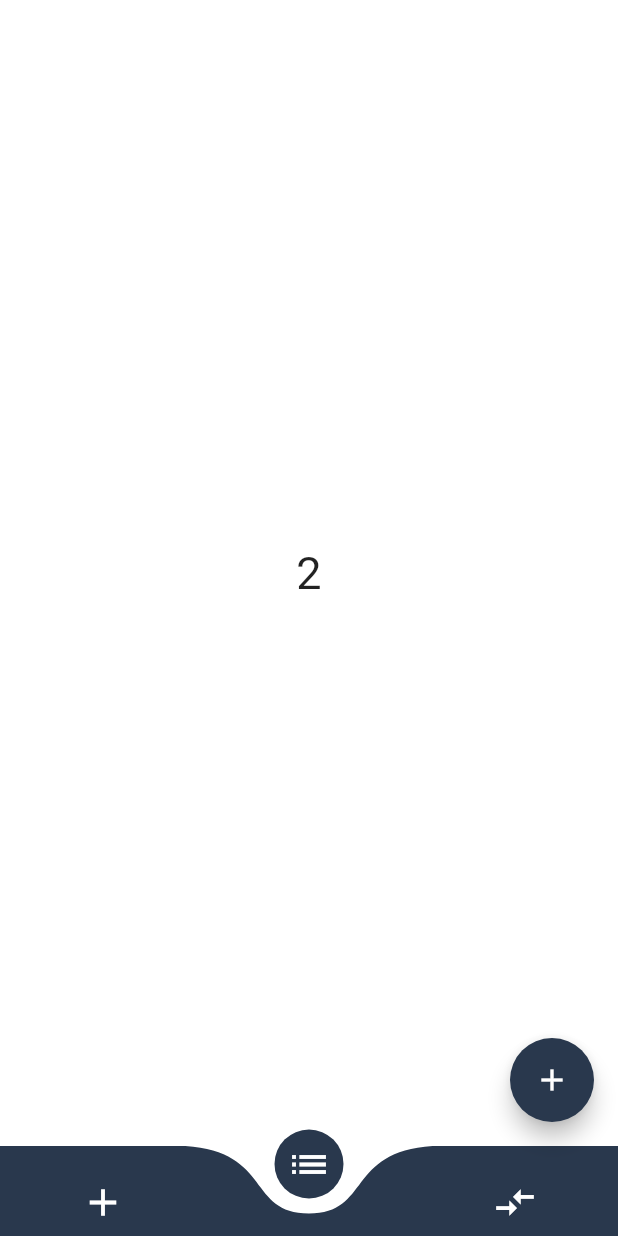
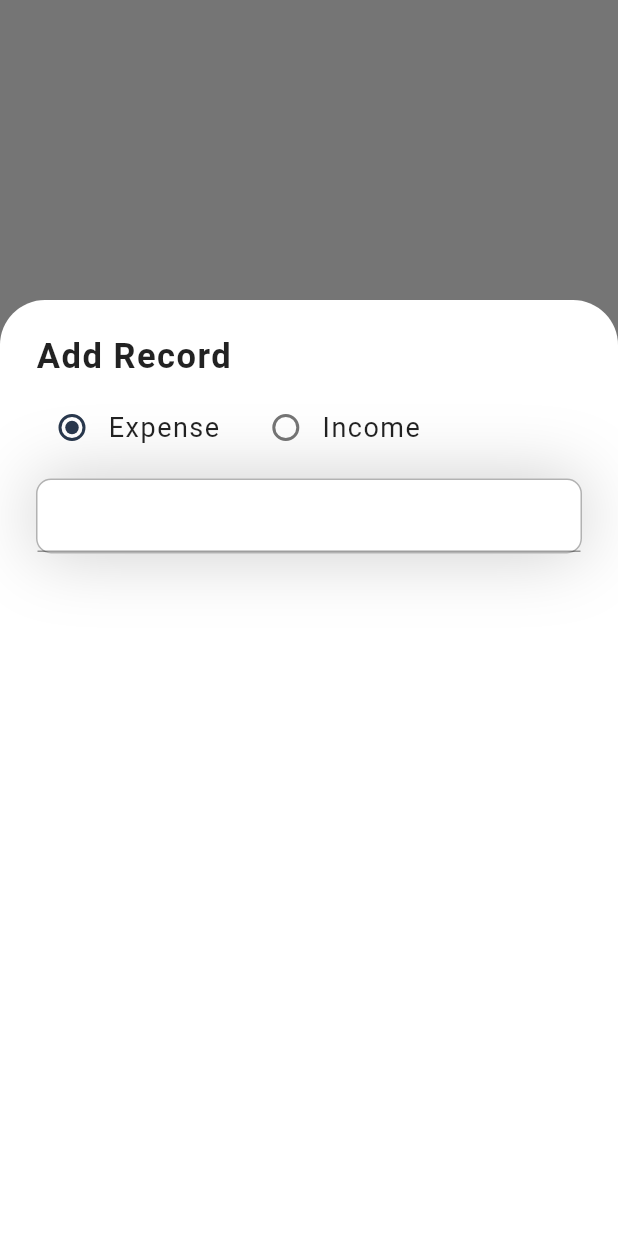
Before and after one commit to aexces/mong, a Flutter app: the screen it shows after launch, item 2 of the bottom bar chosen, after a tap on the "add" icon, on a phone screen of 412 x 824 dp. Run offline on Flutter 3.47's test engine with Material 2 defaults, Android fonts, the phone set to English and light mode, and no system bars; drawn by our look-alikes of curved_navigation_bar; our stand-ins replace auto_route, bloc, flutter_bloc, freezed_annotation, get_it, injectable.

Commit message:
radio button added

```diff
--- a/lib/application/main/main_bloc.dart
+++ b/lib/application/main/main_bloc.dart
@@ -12,5 +12,10 @@ class MainBloc extends Bloc<MainEvent, MainState> {
         bottomNavigationIndex: event.index,
       ));
     });
+    on<_UpdateRadioButtonIndex>((event, emit) {
+      emit(state.copyWith(
+        radioButtonIndex: event.index,
+      ));
+    });
   }
 }
--- a/lib/application/main/main_event.dart
+++ b/lib/application/main/main_event.dart
@@ -4,4 +4,6 @@ part of 'main_bloc.dart';
 class MainEvent with _$MainEvent {
   const factory MainEvent.bottomNavigationIndexUpdated(int index) =
       _BottomNavigationIndexUpdated;
+  const factory MainEvent.updateRadioButtonIndex(int index) =
+      _UpdateRadioButtonIndex;
 }
--- a/lib/application/main/main_state.dart
+++ b/lib/application/main/main_state.dart
@@ -4,10 +4,12 @@ part of 'main_bloc.dart';
 class MainState with _$MainState {
   const factory MainState({
     required int bottomNavigationIndex,
+    required int radioButtonIndex,
   }) = _MainState;
   factory MainState.initial() {
     return const MainState(
       bottomNavigationIndex: 0,
+      radioButtonIndex: 0,
     );
   }
 }
--- a/lib/core/constants.dart
+++ b/lib/core/constants.dart
@@ -1,7 +1,7 @@
 import 'package:flutter/material.dart';
 
 //*Default Padding value
-const kDefaultPadding = 16.0;
+const defaultPadding = 16.0;
 
 //*Duration
 const kDuration2Sec = Duration(seconds: 2);
--- a/lib/data/record_data.dart
+++ b/lib/data/record_data.dart
@@ -1,42 +1,56 @@
+import 'package:intl/intl.dart';
+
 enum TransactionType {
   expense,
   income,
 }
+// Date time conversion
+// final dateTimeNow = DateTime.now();
+// final String date = DateFormat('dd-MMM-yyyy').format(dateTimeNow);
+// final String time = DateFormat.Hms().format(dateTimeNow);
+
 final List<RecordData> recordDataList = [
   RecordData(
     transactionType: TransactionType.expense,
     purpose: "Rent",
     amount: 1000,
+    dateTime: DateFormat('dd-MMM-yyyy').format(DateTime.now()),
   ),
   RecordData(
     transactionType: TransactionType.income,
     purpose: "Refund",
     amount: 450,
+    dateTime: DateFormat('dd-MMM-yyyy').format(DateTime.now()),
   ),
   RecordData(
     transactionType: TransactionType.expense,
     purpose: "Grocery",
     amount: 200,
+    dateTime: DateFormat('dd-MMM-yyyy').format(DateTime.now()),
   ),
   RecordData(
     transactionType: TransactionType.expense,
     purpose: "Recharge",
     amount: 250,
+    dateTime: DateFormat('dd-MMM-yyyy').format(DateTime.now()),
   ),
   RecordData(
     transactionType: TransactionType.income,
     purpose: "Refund",
     amount: 2000,
+    dateTime: DateFormat('dd-MMM-yyyy').format(DateTime.now()),
   ),
   RecordData(
     transactionType: TransactionType.expense,
     purpose: "Shopping",
     amount: 3000,
+    dateTime: DateFormat('dd-MMM-yyyy').format(DateTime.now()),
   ),
   RecordData(
     transactionType: TransactionType.expense,
     purpose: "Trip",
     amount: 4000,
+    dateTime: DateFormat('dd-MMM-yyyy').format(DateTime.now()),
   ),
 ];
 
@@ -44,10 +58,12 @@ class RecordData {
   final TransactionType transactionType;
   final String purpose;
   final int amount;
+  final String dateTime;
   RecordData({
     required this.transactionType,
     required this.purpose,
     required this.amount,
+    required this.dateTime,
   });
 
   static Future<int> calculateExpense(
--- a/lib/main.dart
+++ b/lib/main.dart
@@ -4,7 +4,8 @@ import 'package:mong/injectable.dart';
 
 import 'presentation/app_widget.dart';
 
-void main() {
+Future<void> main() async {
+  WidgetsFlutterBinding.ensureInitialized();
   configureInjection(Environment.prod);
   runApp(AppWidget());
 }
--- a/lib/presentation/app_widget.dart
+++ b/lib/presentation/app_widget.dart
@@ -7,6 +7,7 @@ import 'theme/theme.dart';
 
 class AppWidget extends StatelessWidget {
   AppWidget({Key? key}) : super(key: key);
+
   final _appRouter = AppRouter();
   @override
   Widget build(BuildContext context) {
--- a/lib/presentation/pages/main/main_page.dart
+++ b/lib/presentation/pages/main/main_page.dart
@@ -1,7 +1,8 @@
 import 'package:flutter/material.dart';
-import 'package:mong/data/record_data.dart';
 import 'package:mong/presentation/pages/main/widgets/body.dart';
 import 'package:mong/presentation/pages/main/widgets/curved_bar.dart';
+
+import 'widgets/build_modal_bottom_sheet.dart';
 
 class MainPage extends StatelessWidget {
   const MainPage({Key? key}) : super(key: key);
@@ -15,8 +16,9 @@ class MainPage extends StatelessWidget {
       bottomNavigationBar: const CurvedBar(),
       floatingActionButton: FloatingActionButton(
         onPressed: () async {
-          final expense = await RecordData.calculateExpense(recordDataList);
-          print(expense.toString());
+          // final expense = await RecordData.calculateExpense(recordDataList);
+          // print(expense.toString());
+          buildModalBottomSheet(context);
         },
         child: const Icon(Icons.add),
       ),
--- /dev/null
+++ b/lib/presentation/pages/main/widgets/build_modal_bottom_sheet.dart
@@ -0,0 +1,60 @@
+import 'package:flutter/material.dart';
+import 'package:mong/core/constants.dart';
+import 'package:mong/presentation/pages/main/widgets/radio_buttons.dart';
+
+import '../../../../core/colors.dart';
+
+Future<dynamic> buildModalBottomSheet(BuildContext context) {
+  return showModalBottomSheet(
+    context: context,
+    isScrollControlled: true,
+    backgroundColor: Colors.transparent,
+    builder: (context) {
+      return Container(
+        height: double.infinity,
+        margin: const EdgeInsets.only(top: 200),
+        padding: const EdgeInsets.all(defaultPadding * 1.5),
+        decoration: const BoxDecoration(
+          color: kWhiteColor,
+          borderRadius: kRadiusTL30TR30,
+        ),
+        child: Column(
+          crossAxisAlignment: CrossAxisAlignment.start,
+          children: [
+            const Text(
+              "Add Record",
+              maxLines: 1,
+              overflow: TextOverflow.ellipsis,
+              style: TextStyle(
+                fontSize: 23,
+                fontWeight: FontWeight.bold,
+                letterSpacing: 1,
+              ),
+            ),
+            kHeight10,
+            const RadioButtons(),
+            kHeight10,
+            Container(
+              height: 50,
+              decoration: BoxDecoration(
+                borderRadius: kRadius10,
+                color: kWhiteColor,
+                border: Border.all(
+                  color: kBlackColor.withOpacity(0.3),
+                ),
+                boxShadow: [
+                  BoxShadow(
+                    color: kBlackColor.withOpacity(0.2),
+                    offset: const Offset(0, 0),
+                    blurRadius: 40,
+                  )
+                ],
+              ),
+              child: TextFormField(),
+            )
+          ],
+        ),
+      );
+    },
+  );
+}
--- a/lib/presentation/pages/main/widgets/lists.dart
+++ b/lib/presentation/pages/main/widgets/lists.dart
@@ -5,7 +5,7 @@ import '../../../../core/colors.dart';
 
 const List<Widget> iconsList = [
   Icon(
-    Icons.add,
+    Icons.compare_arrows,
     size: 30,
     color: kWhiteColor,
   ),
--- /dev/null
+++ b/lib/presentation/pages/main/widgets/radio_buttons.dart
@@ -0,0 +1,102 @@
+import 'package:flutter/material.dart';
+import 'package:flutter_bloc/flutter_bloc.dart';
+import 'package:mong/application/main/main_bloc.dart';
+import 'package:mong/core/constants.dart';
+
+import '../../../../core/colors.dart';
+
+class RadioButtons extends StatelessWidget {
+  const RadioButtons({
+    Key? key,
+  }) : super(key: key);
+
+  @override
+  Widget build(BuildContext context) {
+    return Row(
+      mainAxisAlignment: MainAxisAlignment.start,
+      children: const [
+        ExpenseRadioButton(),
+        kWidth20,
+        IncomeRadioButton(),
+      ],
+    );
+  }
+}
+
+class ExpenseRadioButton extends StatelessWidget {
+  const ExpenseRadioButton({
+    Key? key,
+  }) : super(key: key);
+
+  @override
+  Widget build(BuildContext context) {
+    return BlocBuilder<MainBloc, MainState>(
+      builder: (context, state) {
+        return Row(
+          children: [
+            Radio(
+              value: 0,
+              groupValue: state.radioButtonIndex,
+              activeColor: kPrimaryColor,
+              onChanged: (index) {
+                context.read<MainBloc>().add(
+                      MainEvent.updateRadioButtonIndex(
+                        int.parse(index.toString()),
+                      ),
+                    );
+              },
+            ),
+            const Text(
+              "Expense",
+              maxLines: 1,
+              overflow: TextOverflow.ellipsis,
+              style: TextStyle(
+                fontSize: 18,
+                letterSpacing: 1,
+              ),
+            ),
+          ],
+        );
+      },
+    );
+  }
+}
+
+class IncomeRadioButton extends StatelessWidget {
+  const IncomeRadioButton({
+    Key? key,
+  }) : super(key: key);
+
+  @override
+  Widget build(BuildContext context) {
+    return BlocBuilder<MainBloc, MainState>(
+      builder: (context, state) {
+        return Row(
+          children: [
+            Radio(
+              value: 1,
+              groupValue: state.radioButtonIndex,
+              activeColor: kPrimaryColor,
+              onChanged: (index) {
+                context.read<MainBloc>().add(
+                      MainEvent.updateRadioButtonIndex(
+                        int.parse(index.toString()),
+                      ),
+                    );
+              },
+            ),
+            const Text(
+              "Income",
+              maxLines: 1,
+              overflow: TextOverflow.ellipsis,
+              style: TextStyle(
+                fontSize: 18,
+                letterSpacing: 1,
+              ),
+            ),
+          ],
+        );
+      },
+    );
+  }
+}
--- a/lib/presentation/pages/record/widgets/head.dart
+++ b/lib/presentation/pages/record/widgets/head.dart
@@ -12,12 +12,12 @@ class Head extends StatelessWidget {
   @override
   Widget build(BuildContext context) {
     return Padding(
-      padding: const EdgeInsets.all(kDefaultPadding),
+      padding: const EdgeInsets.all(defaultPadding),
       child: Column(
         crossAxisAlignment: CrossAxisAlignment.start,
-        children: [
-          const MainHeading(),
-          const TabHeading(),
+        children: const [
+          MainHeading(),
+          TabHeading(),
         ],
       ),
     );
--- a/lib/presentation/pages/record/widgets/transactions.dart
+++ b/lib/presentation/pages/record/widgets/transactions.dart
@@ -12,7 +12,7 @@ class Transactions extends StatelessWidget {
   @override
   Widget build(BuildContext context) {
     return Container(
-      padding: const EdgeInsets.all(kDefaultPadding),
+      padding: const EdgeInsets.all(defaultPadding),
       width: double.infinity,
       decoration: BoxDecoration(
           color: kWhiteColor,
--- a/lib/presentation/pages/record/widgets/transactions_card.dart
+++ b/lib/presentation/pages/record/widgets/transactions_card.dart
@@ -15,7 +15,7 @@ class TransactionsCard extends StatelessWidget {
   Widget build(BuildContext context) {
     return Container(
       margin: const EdgeInsets.symmetric(vertical: 5),
-      padding: const EdgeInsets.all(kDefaultPadding),
+      padding: const EdgeInsets.all(defaultPadding),
       width: double.infinity,
       decoration: BoxDecoration(
         borderRadius: kRadius20,
@@ -38,12 +38,24 @@ class TransactionsCard extends StatelessWidget {
                     : kGreenColor.withOpacity(0.9),
           ),
           kWidth10,
+          Column(
+            crossAxisAlignment: CrossAxisAlignment.start,
+            mainAxisAlignment: MainAxisAlignment.center,
+            children: [
               Text(
                 recordData.purpose,
                 style: const TextStyle(
                   fontSize: 20,
                   // fontWeight: FontWeight.bold,
                 ),
+              ),
+              Text(
+                recordData.dateTime.toString(),
+                style: const TextStyle(
+                  fontSize: 16,
+                ),
+              ),
+            ],
           ),
           const Spacer(),
           Text(
--- a/pubspec.yaml
+++ b/pubspec.yaml
@@ -37,6 +37,7 @@ dependencies:
   freezed_annotation: ^1.1.0
   get_it: ^7.2.0
   injectable: ^1.5.3
+  intl: ^0.17.0
   json_serializable: ^6.1.5
 
 dev_dependencies:
```
Also changed, not shown: lib/application/main/main_bloc.freezed.dart, pubspec.lock, 1 other file. Lines whose indentation alone changed are shown as unchanged.
